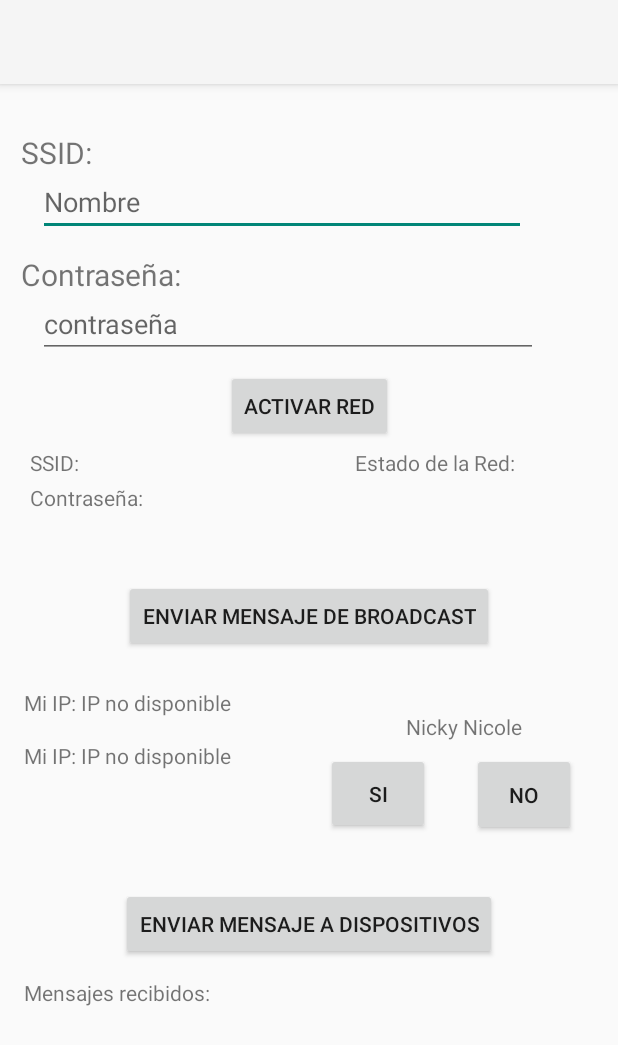
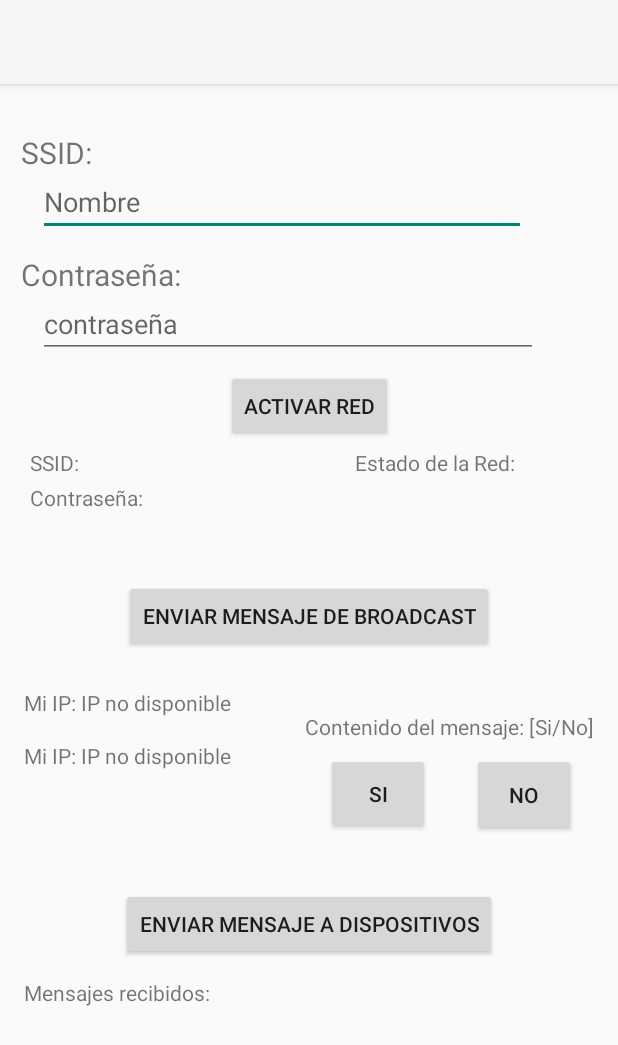
Before and after one commit to EvelynKovacs/DS-AutoAlert, an Android app: the screen it shows after launch (MainActivity), on a phone screen of 412 x 824 dp. Shown: the top 1045 px of the screen. Run offline under Robolectric (Android 15) with nearby library versions, the phone set to English and light mode, and no system bars.

Commit message:
Commit antes de hacer los cambios. Ultimo commit de Sprint 1

```diff
--- a/app/src/main/java/com/example/autoalert/view/activities/BroadcastReceiver.java
+++ b/app/src/main/java/com/example/autoalert/view/activities/BroadcastReceiver.java
@@ -27,6 +27,7 @@ public class BroadcastReceiver {
     public void startListening() {
         new Thread(() -> {
             try {
+                Log.i("Hilo BroadcastReceiver", "Se creo hilo de BroadcastReceiver.");
                 DatagramSocket socket = new DatagramSocket(BROADCAST_PORT);
                 socket.setBroadcast(true);
                 byte[] receiveBuffer = new byte[1024];
@@ -41,7 +42,7 @@ public class BroadcastReceiver {
                     if (message.equals("DISCOVER_IP_REQUEST")) {
                         String senderIp = receivePacket.getAddress().getHostAddress();
 
-                        //mainActivity.ipList.add(senderIp);
+                        mainActivity.ipList.add(senderIp);
                         mainActivity.updateIpList(senderIp);
 
                         // Guardar la IP del emisor
--- a/app/src/main/java/com/example/autoalert/view/activities/MessageReceiver.java
+++ b/app/src/main/java/com/example/autoalert/view/activities/MessageReceiver.java
@@ -20,6 +20,8 @@ public class MessageReceiver {
     public void startListening(int port) {
         new Thread(() -> {
             try {
+                Log.i("Recepcion de mensajes", "Se creo hilo de recepcion de mensajes en el puerto: " + port);
+
                 // Crear un socket servidor que escucha en el puerto definido
                 ServerSocket serverSocket = new ServerSocket(port);
 
@@ -35,6 +37,9 @@ public class MessageReceiver {
                     // Leer el mensaje que envió el cliente
                     String message = input.readLine();
 
+                    Log.i("Recepción de mensajes", "Se obtuvo mensaje de " + clientIp + " con " + message);
+
+
                     // Almacenar la IP y el mensaje recibido en el HashMap
                     ((MainActivity)context).storeMessageFromIp(clientIp, message);
 
@@ -43,12 +48,14 @@ public class MessageReceiver {
 //                    }
 
                     if (message.startsWith("VOTO:")) {
+                        Log.i("Recepción de mensajes", "Es un mensaje de ESTADO. Mensaje: " + message);
                         ((MainActivity)context).guardarVoto(clientIp, message);
                     }
 
 
 
                     if(message.equals("SI")) {
+                        Log.i("Recepción de mensajes", "Es un mensaje de ACCIDENTE. Mensaje: " + message);
                         ((MainActivity)context).enviarEstado();
                     }
 
--- a/app/src/main/java/com/example/autoalert/view/activities/MessageSender.java
+++ b/app/src/main/java/com/example/autoalert/view/activities/MessageSender.java
@@ -11,6 +11,8 @@ public class MessageSender {
     public void sendMessage(String ipAddress, int port, String message) {
         new Thread(() -> {
             try {
+                Log.e("Envio de mensaje", "Se envia mensaje a " + ipAddress + " con " + message);
+
                 // Crear un socket TCP para enviar el mensaje al dispositivo con la IP recibida
                 Socket socket = new Socket(ipAddress, port);
                 OutputStream outputStream = socket.getOutputStream();
--- a/app/src/main/res/layout/activity_main.xml
+++ b/app/src/main/res/layout/activity_main.xml
@@ -179,8 +179,8 @@
         android:layout_width="wrap_content"
         android:layout_height="wrap_content"
         android:layout_marginTop="40dp"
-        android:layout_marginEnd="64dp"
-        android:text="Nicky Nicole"
+        android:layout_marginEnd="16dp"
+        android:text="Contenido del mensaje: [Si/No]"
         app:layout_constraintEnd_toEndOf="parent"
         app:layout_constraintTop_toBottomOf="@+id/btnSendBroadcast" />
 
```
Also changed, not shown: app/src/main/java/com/example/autoalert/view/activities/MainActivity.java (+12 -2 lines).
